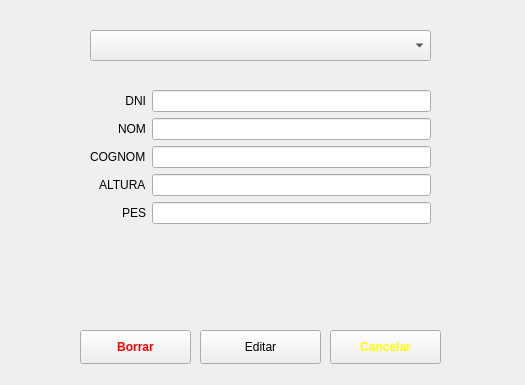
Before: the Qt Designer form login_jesus/modificar_pacients.ui in enriquepoler/2damUAProject, drawn with Qt 5.
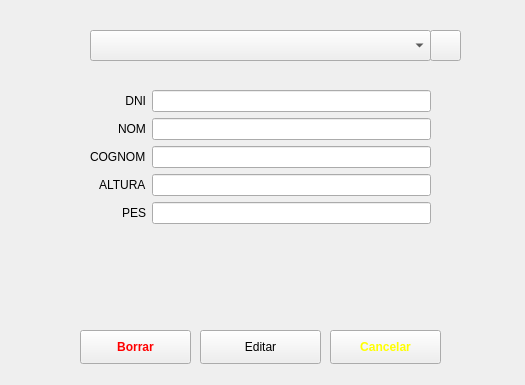
After: the same form once the commit is applied.

Commit message: Solucion de problemas en modificar pacientes

```diff
--- a/login_jesus/modificar_pacients.ui
+++ b/login_jesus/modificar_pacients.ui
@@ -177,6 +177,19 @@
     <string>Cancelar</string>
    </property>
   </widget>
+  <widget class="QPushButton" name="refresh_combo_box_btn">
+   <property name="geometry">
+    <rect>
+     <x>430</x>
+     <y>30</y>
+     <width>31</width>
+     <height>31</height>
+    </rect>
+   </property>
+   <property name="text">
+    <string/>
+   </property>
+  </widget>
  </widget>
  <resources/>
  <connections/>
```
The commit also changes 5 other files.
